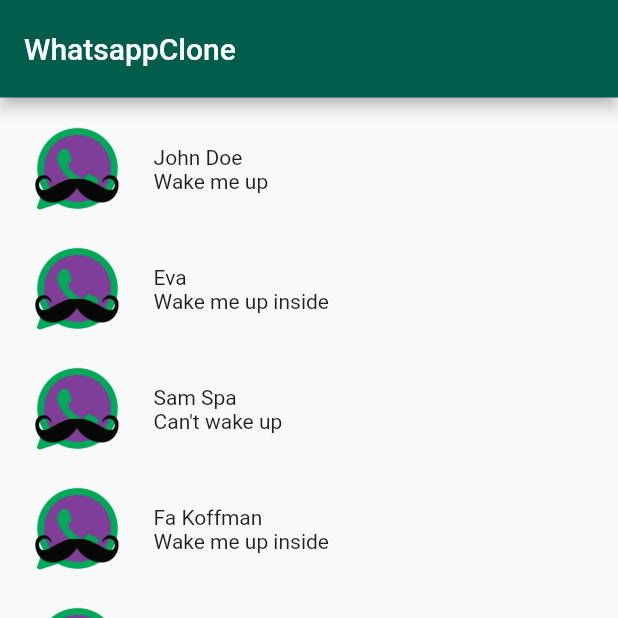
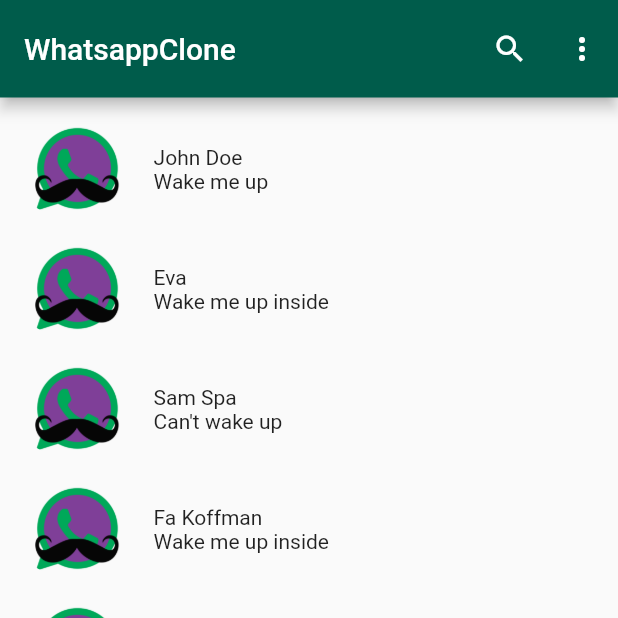
Before and after one commit to aziznal/whatsapp-clone-flutter, a Flutter app: the screen it shows after launch, on a phone screen of 412 x 824 dp, the top half of it. Run offline on Flutter 3.47's test engine with Material 2 defaults, Android fonts, the phone set to English and light mode, and no system bars.

Commit message:
feat: add ability to add custom actions to app bar

```diff
--- a/lib/src/modules/common/widgets/custom_app_bar.dart
+++ b/lib/src/modules/common/widgets/custom_app_bar.dart
@@ -5,16 +5,19 @@ class CustomAppBar extends StatelessWidget implements PreferredSizeWidget {
     Key? key,
     this.text = "WhatsappClone",
     this.height = 65.0,
+    this.actions = const [],
   }) : super(key: key);
 
   final String text;
   final double height;
+  final List<Widget>? actions;
 
   @override
   Widget build(BuildContext context) {
     return AppBar(
       title: Text(text),
       toolbarHeight: height,
+      actions: actions,
     );
   }
 
--- /dev/null
+++ b/lib/src/modules/main_chat_list/models/popup_menu.enum.dart
@@ -0,0 +1 @@
+enum MainChatListMenuItem { settings, about }
--- a/lib/src/modules/main_chat_list/widgets/main_chat_list.dart
+++ b/lib/src/modules/main_chat_list/widgets/main_chat_list.dart
@@ -1,7 +1,9 @@
 import 'package:flutter/material.dart';
 
+import 'package:whatsapp_clone/src/modules/common/widgets/coming_soon_snackbar.dart';
 import 'package:whatsapp_clone/src/modules/common/widgets/custom_app_bar.dart';
 
+import 'package:whatsapp_clone/src/modules/main_chat_list/models/popup_menu.enum.dart';
 import 'package:whatsapp_clone/src/modules/main_chat_list/widgets/chat_list.dart';
 import 'package:whatsapp_clone/src/modules/main_chat_list/widgets/new_chat_fab.dart';
 
@@ -15,10 +17,40 @@ class MainChatListPage extends StatefulWidget {
 class _MainChatListPageState extends State<MainChatListPage> {
   @override
   Widget build(BuildContext context) {
-    return const Scaffold(
-      appBar: CustomAppBar(text: "WhatsappClone"),
+    return Scaffold(
+      appBar: CustomAppBar(
+        text: "WhatsappClone",
+        actions: [
+          getSearchAction(context),
+          ...getPopupMenuActions(),
+        ],
+      ),
       body: ChatList(),
       floatingActionButton: NewChatFAB(),
     );
   }
 }
+
+Widget getSearchAction(context) {
+  return IconButton(
+    onPressed: () {
+      showComingSoonSnackBar(context);
+    },
+    icon: const Icon(Icons.search),
+  );
+}
+
+List<Widget> getPopupMenuActions() {
+  return [
+    PopupMenuButton<MainChatListMenuItem>(
+      itemBuilder: (BuildContext context) {
+        return [
+          const PopupMenuItem<MainChatListMenuItem>(
+            child: Text('test'),
+            value: MainChatListMenuItem.settings,
+          )
+        ];
+      },
+    )
+  ];
+}
```
